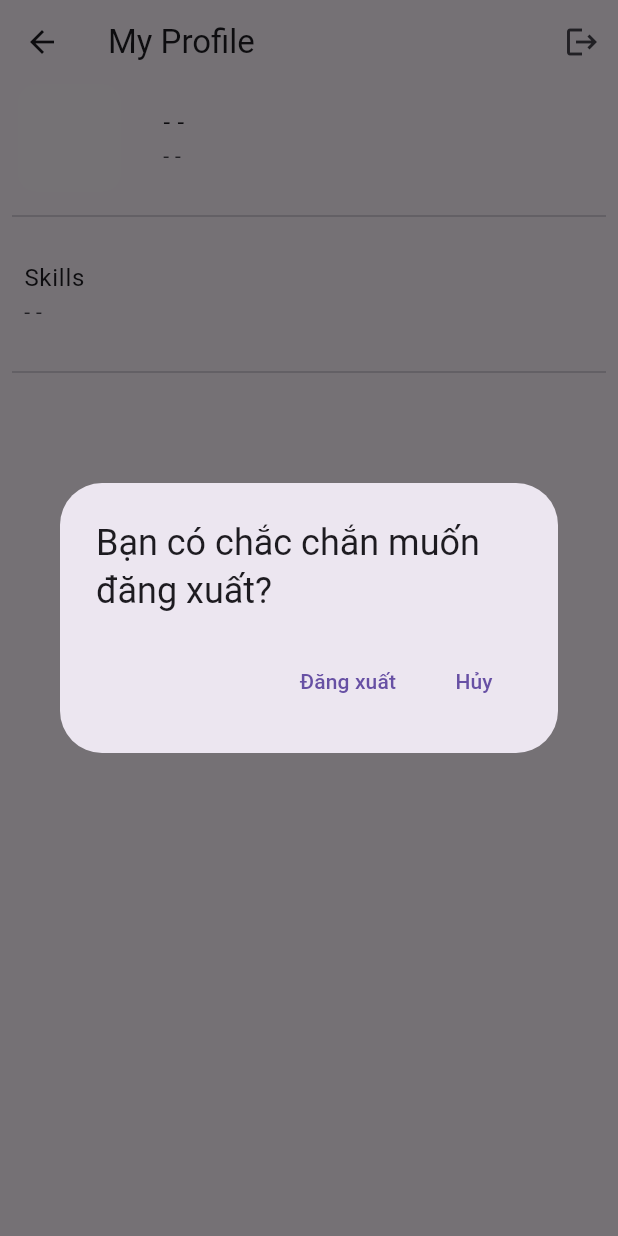
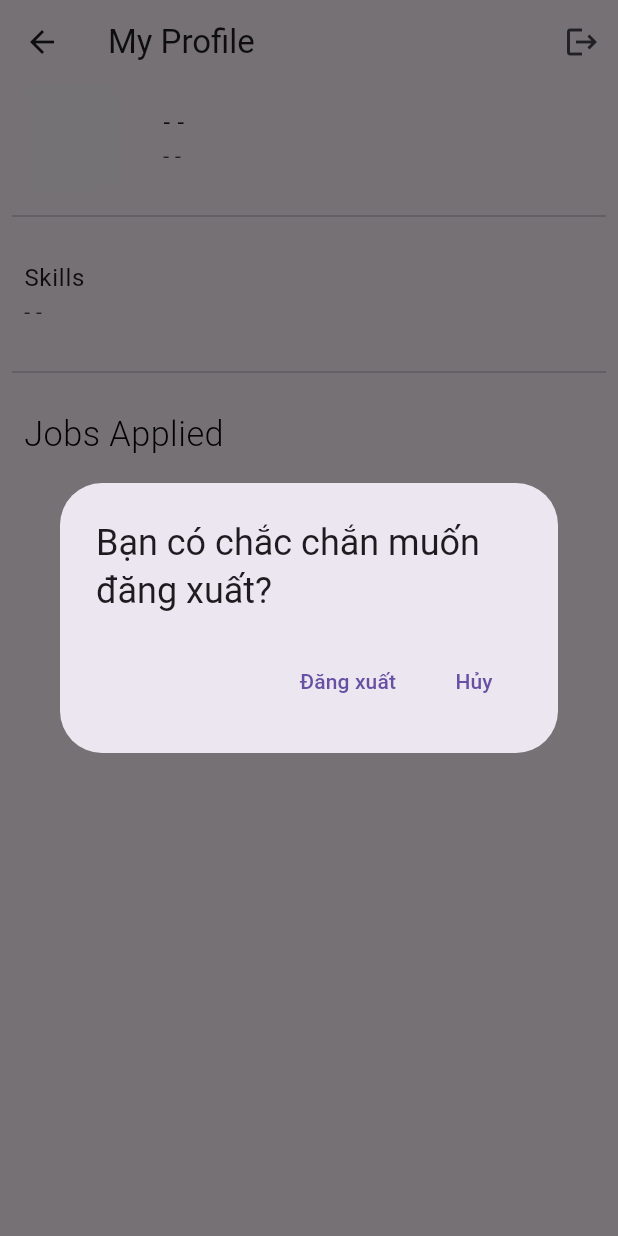
Before and after one commit to Hung6129/ihun_jobfindie, a Flutter app: the ProfilePage screen opened by its route, after a tap on the "logout" icon, on a phone screen of 412 x 824 dp. Run offline on Flutter 3.47's test engine with Material 3 defaults, Android fonts, the light colour scheme and no system bars; our stand-ins replace auto_size_text, cached_network_image, dio, dots_indicator, equatable, firebase_core and 14 more; accounts and stored records are empty; network calls fail.

Commit message:
Update code

```diff
--- a/lib/configuration/data/network/app_urls.dart
+++ b/lib/configuration/data/network/app_urls.dart
@@ -16,6 +16,7 @@ class AppUrls {
   static const String productById = "/job/find/";
 
   static String getJobsByAgentId(String agentId) => "/job/agent/$agentId";
+  static String getJobsApplied(String userId) => "/job/applied/$userId";
 
   // for authentication and getting user info
   static const String logIn = "/login";
--- a/lib/configuration/routes/app_routes.dart
+++ b/lib/configuration/routes/app_routes.dart
@@ -1,7 +1,7 @@
 import 'package:get/get.dart';
 import 'package:ihun_jobfindie/features/authenticate/presentation/views/signin/sign_in_page.dart';
 import 'package:ihun_jobfindie/features/authenticate/presentation/views/signup/sign_up_page.dart';
-import 'package:ihun_jobfindie/features/candidate/presentation/views/profile_page.dart';
+import 'package:ihun_jobfindie/features/user/presentation/views/profile_page.dart';
 import 'package:ihun_jobfindie/features/jobs/presentation/views/job_detail_page.dart';
 import 'package:ihun_jobfindie/features/main/home/home_trending_viewall_page.dart';
 import 'package:ihun_jobfindie/features/main/main_page.dart';
--- a/lib/features/main/home/home_page.dart
+++ b/lib/features/main/home/home_page.dart
@@ -62,7 +62,7 @@ class HomePage extends StatelessWidget {
             Container(
               height: 220.h,
               child: _buildBody(controller),
-            )
+            ),
           ],
         ),
       ),
--- a/lib/features/candidate/presentation/controller/candidate_controller.dart
+++ b/lib/features/user/presentation/controller/user_controller.dart
@@ -11,10 +11,10 @@ import 'package:logger/logger.dart';
 import '../../../../configuration/constants/app_storage.dart';
 import '../../../jobs/data/models/job_home_model.dart';
 
-class CandidateController extends GetxController {
+class UserController extends GetxController {
   late final AuthenUseCase _authUseCase;
   late final JobUseCase _jobUseCase;
-  CandidateController(
+  UserController(
     this._authUseCase,
     this._jobUseCase,
   );
@@ -30,9 +30,9 @@ class CandidateController extends GetxController {
     await _fetchData();
   }
 
-  Future<void> _fetchJobsByAgentId(String agentId) async {
+  Future<void> _fetchJobsApplied(String userId) async {
     try {
-      final response = await _jobUseCase.fetchJobsByAgentId(agentId);
+      final response = await _jobUseCase.fetchJobsApplied(userId);
       if (response is AppResultSuccess<List<JobHomeModel>>) {
         listJobModel.value = response.netData;
       }
@@ -53,10 +53,8 @@ class CandidateController extends GetxController {
       if (response is AppResultSuccess<UserProfileModel>) {
         profileModel.value = response.netData;
         isAgent.value = response.netData?.isAgent ?? false;
-        var agentId = await Global.storageServices.getString(AppStorage.userProfileKey);
-        if (isAgent.value) {
-          _fetchJobsByAgentId(agentId);
-        }
+        var userId = await Global.storageServices.getString(AppStorage.userProfileKey);
+        _fetchJobsApplied(userId);
       }
       if (response is AppResultFailure) {
         _logger.e('error when fetch profile');
--- a/lib/features/candidate/presentation/views/profile_page.dart
+++ b/lib/features/user/presentation/views/profile_page.dart
@@ -4,14 +4,14 @@ import 'package:get/get.dart';
 import 'package:ihun_jobfindie/shared/styles/text_styles.dart';
 import '../../../../configuration/constants/app_spacing.dart';
 import '../../../../shared/widgets/app_cached_image_widget.dart';
-import '../controller/candidate_controller.dart';
+import '../controller/user_controller.dart';
 
 class ProfilePage extends StatelessWidget {
   const ProfilePage({super.key});
 
   @override
   Widget build(BuildContext context) => GetBuilder(
-        init: CandidateController(Get.find(), Get.find()),
+        init: UserController(Get.find(), Get.find()),
         builder: (controller) => Scaffold(
           appBar: AppBar(
             title: Text('My Profile'),
@@ -42,7 +42,7 @@ class ProfilePage extends StatelessWidget {
                     padding: const EdgeInsets.all(8.0),
                     child: Divider(),
                   ),
-                  _buildJobsByAgnetId(controller),
+                  _buildJobsApplied(controller),
                 ],
               ),
             ),
@@ -50,11 +50,9 @@ class ProfilePage extends StatelessWidget {
         ),
       );
 
-  Widget _buildJobsByAgnetId(CandidateController controller) => !controller.isAgent.value
-      ? const SizedBox.shrink()
-      : ListTile(
+  Widget _buildJobsApplied(UserController controller) => ListTile(
         title: Text(
-            'Jobs you posted',
+          'Jobs Applied',
           style: TextStyles.defaultStyle.largeText,
         ),
         subtitle: Obx(
@@ -70,14 +68,14 @@ class ProfilePage extends StatelessWidget {
                   job.title,
                   style: TextStyles.defaultStyle.mediumText,
                 ),
-                  subtitle: Text('You posted: ${job.date}'),
+                subtitle: Text('${job.date}'),
               );
             },
           ),
         ),
       );
 
-  Widget _buildAvt(CandidateController controller) => Obx(
+  Widget _buildAvt(UserController controller) => Obx(
         () => Row(
           children: [
             horizontalMargin12,
```
Also changed, not shown: lib/features/authenticate/presentation/controller/authenticate_controller.dart (+14 -1 lines), lib/features/jobs/data/datasource/job_datasource_remote.dart (+24 -0 lines), lib/features/jobs/domain/job_usecase/job_usecase.dart (+8 -0 lines), lib/features/jobs/domain/repository/job_repository.dart (+7 -0 lines), mason.yaml (added, +13 -0 lines). Lines whose indentation alone changed are shown as unchanged.
